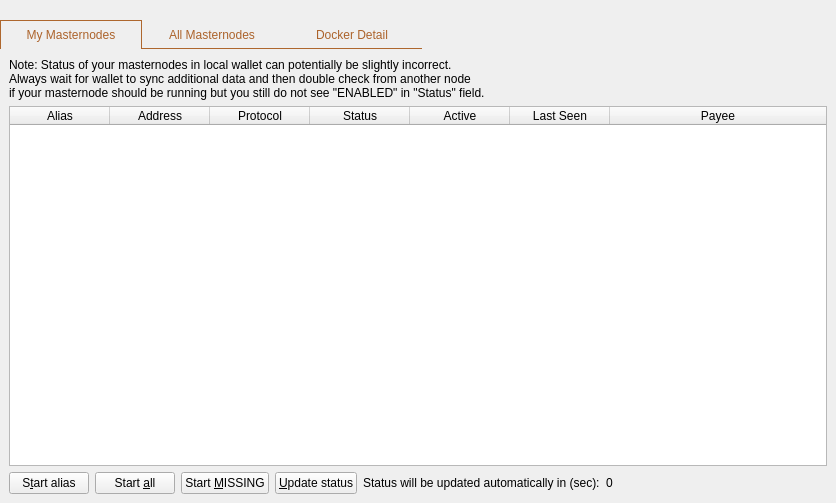
Before: the Qt Designer form src/qt/forms/masternodelist.ui in MassGrid/MassGrid, drawn with Qt 5.
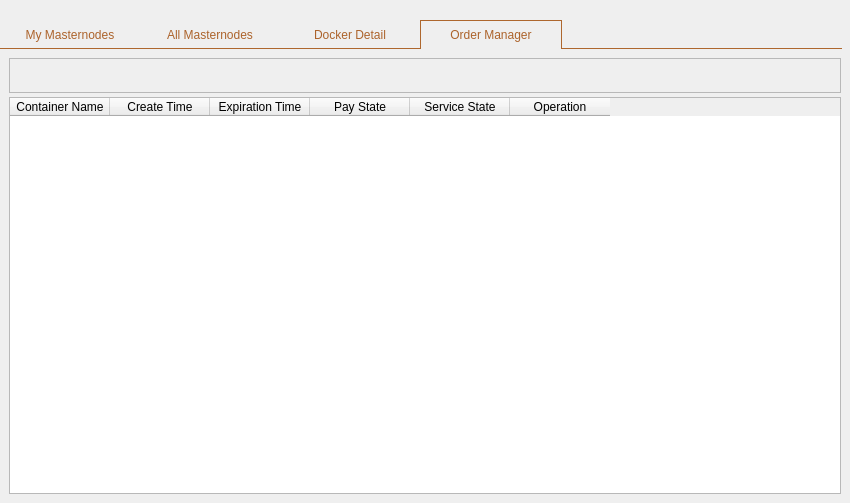
After: the same form once the commit is applied. The open tabs and pages were chosen to show the change.

Commit message: add order manager module

```diff
--- a/src/qt/forms/masternodelist.ui
+++ b/src/qt/forms/masternodelist.ui
@@ -6,7 +6,7 @@
    <rect>
     <x>0</x>
     <y>0</y>
-    <width>836</width>
+    <width>850</width>
     <height>503</height>
    </rect>
   </property>
@@ -92,6 +92,9 @@
      </item>
      <item>
       <widget class="QTabWidget" name="tabWidget">
+       <property name="enabled">
+        <bool>true</bool>
+       </property>
        <property name="focusPolicy">
         <enum>Qt::NoFocus</enum>
        </property>
@@ -1020,6 +1023,76 @@
          </item>
         </layout>
        </widget>
+       <widget class="QWidget" name="tab">
+        <attribute name="title">
+         <string>Order Manager</string>
+        </attribute>
+        <layout class="QVBoxLayout" name="verticalLayout_9">
+         <property name="spacing">
+          <number>4</number>
+         </property>
+         <item>
+          <widget class="QFrame" name="frame_5">
+           <property name="minimumSize">
+            <size>
+             <width>0</width>
+             <height>35</height>
+            </size>
+           </property>
+           <property name="frameShape">
+            <enum>QFrame::StyledPanel</enum>
+           </property>
+           <property name="frameShadow">
+            <enum>QFrame::Raised</enum>
+           </property>
+          </widget>
+         </item>
+         <item>
+          <widget class="QTableWidget" name="OrdertableWidget">
+           <column>
+            <property name="text">
+             <string>Container Name</string>
+            </property>
+           </column>
+           <column>
+            <property name="text">
+             <string>Create Time</string>
+            </property>
+           </column>
+           <column>
+            <property name="text">
+             <string>Expiration Time</string>
+            </property>
+           </column>
+           <column>
+            <property name="text">
+             <string>Pay State</string>
+            </property>
+           </column>
+           <column>
+            <property name="text">
+             <string>Service State</string>
+            </property>
+           </column>
+           <column>
+            <property name="text">
+             <string>Operation</string>
+            </property>
+           </column>
+          </widget>
+         </item>
+        </layout>
+       </widget>
+       <widget class="QWidget" name="tab_2">
+        <attribute name="title">
+         <string/>
+        </attribute>
+       </widget>
+       <widget class="QWidget" name="tab_3">
+        <attribute name="title">
+         <string/>
+        </attribute>
+       </widget>
       </widget>
      </item>
     </layout>
```
Left out of the diff: 75 changed lines with no effect on the pictures. The commit also changes 10 other files.
